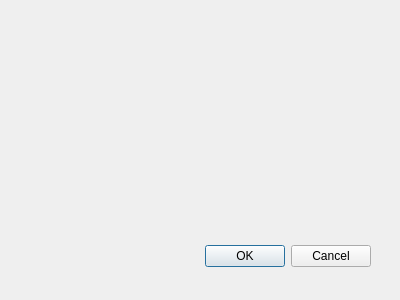
First picture: the form in passenger.ui, repository kHarshit/railway-ticketing-system, before the edit.
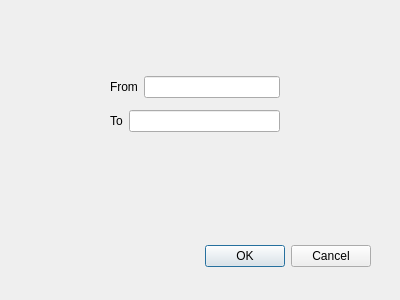
Second picture: the form after the edit.

Commit message: Add Passenger info from and to

```diff
--- a/passenger.ui
+++ b/passenger.ui
@@ -31,6 +31,46 @@
     <set>QDialogButtonBox::Cancel|QDialogButtonBox::Ok</set>
    </property>
   </widget>
+  <widget class="QWidget" name="">
+   <property name="geometry">
+    <rect>
+     <x>110</x>
+     <y>70</y>
+     <width>170</width>
+     <height>68</height>
+    </rect>
+   </property>
+   <layout class="QVBoxLayout" name="verticalLayout">
+    <item>
+     <layout class="QHBoxLayout" name="horizontalLayout">
+      <item>
+       <widget class="QLabel" name="label">
+        <property name="text">
+         <string>From</string>
+        </property>
+       </widget>
+      </item>
+      <item>
+       <widget class="QLineEdit" name="lineEdit"/>
+      </item>
+     </layout>
+    </item>
+    <item>
+     <layout class="QHBoxLayout" name="horizontalLayout_2">
+      <item>
+       <widget class="QLabel" name="label_2">
+        <property name="text">
+         <string>To</string>
+        </property>
+       </widget>
+      </item>
+      <item>
+       <widget class="QLineEdit" name="lineEdit_2"/>
+      </item>
+     </layout>
+    </item>
+   </layout>
+  </widget>
  </widget>
  <pixmapfunction/>
  <resources/>
```
Left out of the diff: 11 changed lines with no effect on the pictures. The commit also changes 4 other files.
